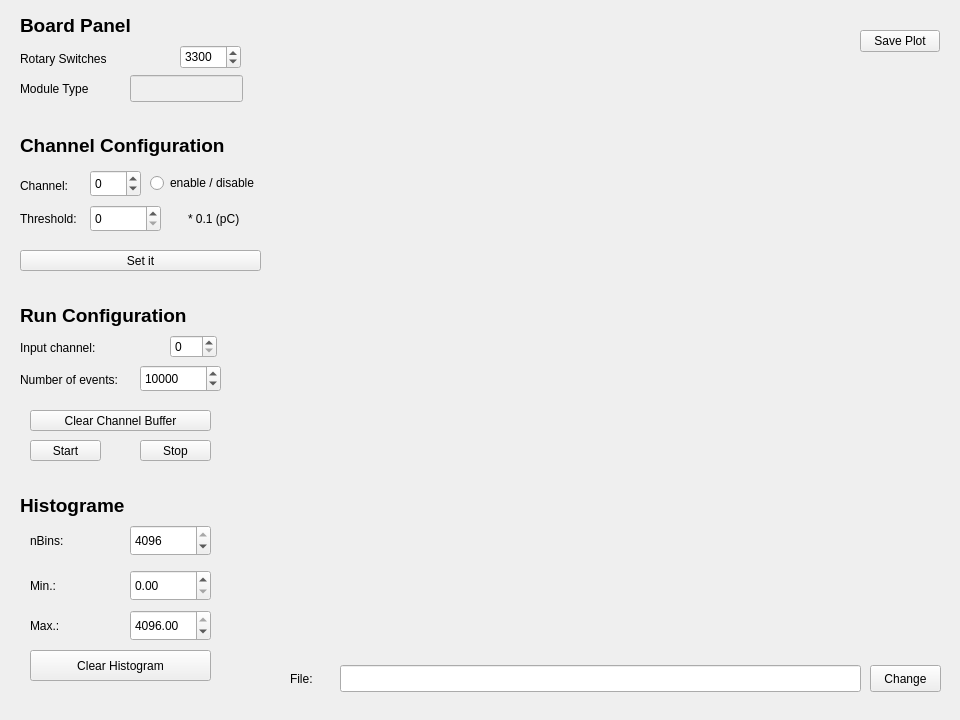
The window that form/qdc.ui (lpetre-ulb/LeoDAQ) describes before a commit, drawn with Qt 5.
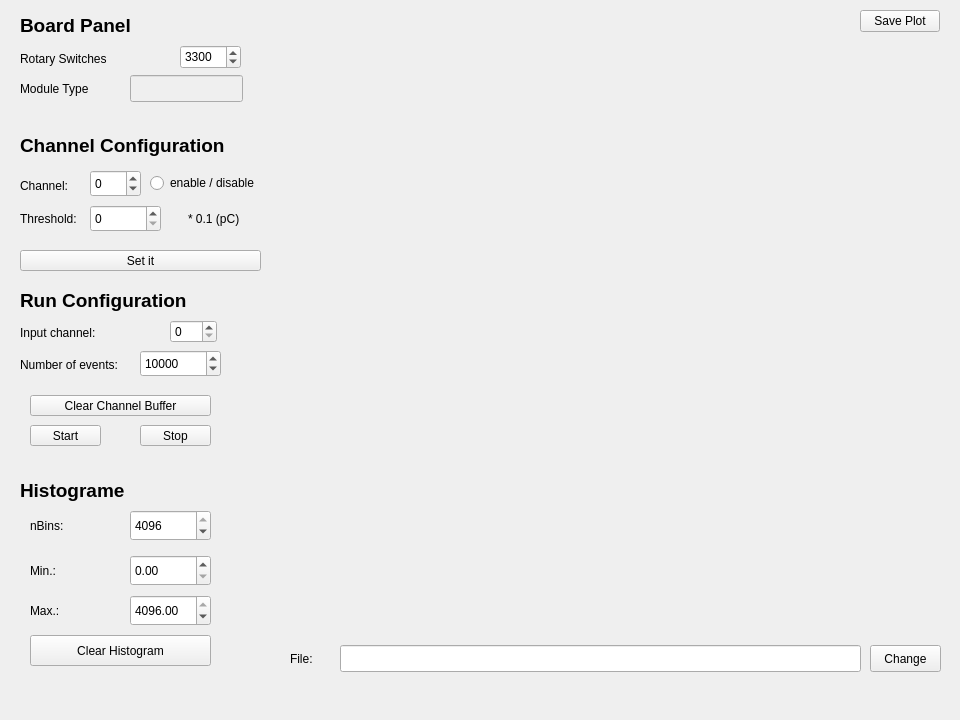
The same window after the commit. Custom widgets are drawn as their Qt base class.

Patch:
```diff
--- a/form/qdc.ui
+++ b/form/qdc.ui
@@ -17,7 +17,7 @@
    <property name="geometry">
     <rect>
      <x>30</x>
-     <y>410</y>
+     <y>395</y>
      <width>181</width>
      <height>21</height>
     </rect>
@@ -30,7 +30,7 @@
    <property name="geometry">
     <rect>
      <x>290</x>
-     <y>60</y>
+     <y>40</y>
      <width>651</width>
      <height>601</height>
     </rect>
@@ -40,7 +40,7 @@
    <property name="geometry">
     <rect>
      <x>30</x>
-     <y>530</y>
+     <y>515</y>
      <width>41</width>
      <height>21</height>
     </rect>
@@ -53,7 +53,7 @@
    <property name="geometry">
     <rect>
      <x>30</x>
-     <y>575</y>
+     <y>560</y>
      <width>41</width>
      <height>21</height>
     </rect>
@@ -66,7 +66,7 @@
    <property name="geometry">
     <rect>
      <x>30</x>
-     <y>615</y>
+     <y>600</y>
      <width>41</width>
      <height>21</height>
     </rect>
@@ -79,7 +79,7 @@
    <property name="geometry">
     <rect>
      <x>130</x>
-     <y>525</y>
+     <y>510</y>
      <width>81</width>
      <height>31</height>
     </rect>
@@ -95,7 +95,7 @@
    <property name="geometry">
     <rect>
      <x>20</x>
-     <y>370</y>
+     <y>355</y>
      <width>131</width>
      <height>20</height>
     </rect>
@@ -108,7 +108,7 @@
    <property name="geometry">
     <rect>
      <x>140</x>
-     <y>365</y>
+     <y>350</y>
      <width>81</width>
      <height>27</height>
     </rect>
@@ -127,7 +127,7 @@
    <property name="geometry">
     <rect>
      <x>30</x>
-     <y>440</y>
+     <y>425</y>
      <width>71</width>
      <height>21</height>
     </rect>
@@ -140,7 +140,7 @@
    <property name="geometry">
     <rect>
      <x>140</x>
-     <y>440</y>
+     <y>425</y>
      <width>71</width>
      <height>21</height>
     </rect>
@@ -153,7 +153,7 @@
    <property name="geometry">
     <rect>
      <x>130</x>
-     <y>570</y>
+     <y>555</y>
      <width>81</width>
      <height>31</height>
     </rect>
@@ -166,7 +166,7 @@
    <property name="geometry">
     <rect>
      <x>130</x>
-     <y>610</y>
+     <y>595</y>
      <width>81</width>
      <height>31</height>
     </rect>
@@ -185,7 +185,7 @@
    <property name="geometry">
     <rect>
      <x>30</x>
-     <y>650</y>
+     <y>635</y>
      <width>181</width>
      <height>31</height>
     </rect>
@@ -383,7 +383,7 @@
    <property name="geometry">
     <rect>
      <x>340</x>
-     <y>665</y>
+     <y>645</y>
      <width>521</width>
      <height>27</height>
     </rect>
@@ -393,7 +393,7 @@
    <property name="geometry">
     <rect>
      <x>870</x>
-     <y>665</y>
+     <y>645</y>
      <width>71</width>
      <height>27</height>
     </rect>
@@ -406,7 +406,7 @@
    <property name="geometry">
     <rect>
      <x>290</x>
-     <y>670</y>
+     <y>650</y>
      <width>31</width>
      <height>17</height>
     </rect>
@@ -439,7 +439,7 @@
    <property name="geometry">
     <rect>
      <x>20</x>
-     <y>300</y>
+     <y>285</y>
      <width>251</width>
      <height>31</height>
     </rect>
@@ -459,7 +459,7 @@
    <property name="geometry">
     <rect>
      <x>20</x>
-     <y>490</y>
+     <y>475</y>
      <width>151</width>
      <height>31</height>
     </rect>
@@ -479,7 +479,7 @@
    <property name="geometry">
     <rect>
      <x>20</x>
-     <y>340</y>
+     <y>325</y>
      <width>131</width>
      <height>16</height>
     </rect>
@@ -492,7 +492,7 @@
    <property name="geometry">
     <rect>
      <x>170</x>
-     <y>335</y>
+     <y>320</y>
      <width>47</width>
      <height>23</height>
     </rect>
@@ -505,7 +505,7 @@
    <property name="geometry">
     <rect>
      <x>860</x>
-     <y>30</y>
+     <y>10</y>
      <width>80</width>
      <height>22</height>
     </rect>
```
